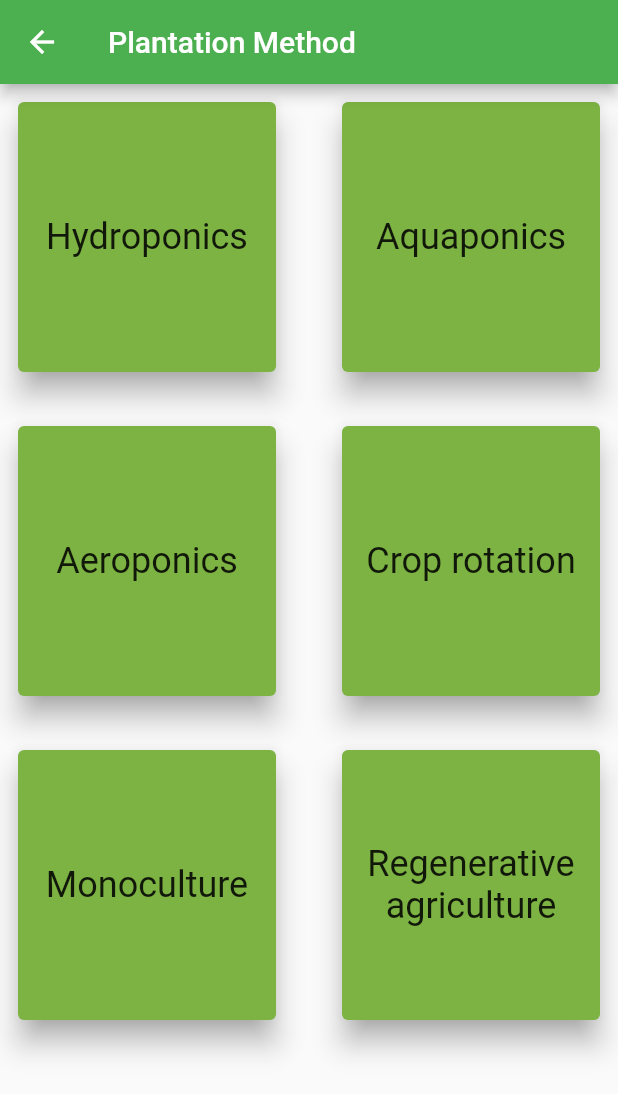
After one commit to vineetsingh-27/flutter_login, a Flutter app: the PlantationMethod screen opened by its route, on a phone screen of 412 x 824 dp. The commit adds this screen. Shown: the top 1094 px of the screen. Run offline on Flutter 3.47's test engine with Material 2 defaults, Android fonts, the phone set to English and light mode, and no system bars; our stand-ins replace carousel_slider, firebase_auth, firebase_core, geolocator, get, pinput and 2 more; accounts and stored records are empty.

```diff
--- a/lib/main.dart
+++ b/lib/main.dart
@@ -1,5 +1,6 @@
 import 'package:flutter/material.dart';
 import 'package:firebase_core/firebase_core.dart';
+import 'package:flutter_login/widget/plantation_method.dart';
 
 import 'screens/auth/otp.dart';
 import 'screens/auth/register.dart';
@@ -35,6 +36,7 @@ class MyApp extends StatelessWidget {
         'otp': (context) => const MyOtp(),
         'home': (context) => const Home(),
         'weather': (context) => const MyWeather(),
+        'plantation' :(context) => const PlantationMethod(),
         'calculator': (context) => const MyCalculator(),
         'news': (context) => const MyNews(),
         'fruits': (context) => const MyFruits(),
--- /dev/null
+++ b/lib/widget/plantation_method.dart
@@ -0,0 +1,103 @@
+import 'package:flutter/material.dart';
+import 'package:webview_flutter/webview_flutter.dart';
+
+class PlantationMethod extends StatefulWidget {
+  const PlantationMethod({super.key});
+
+  @override
+  State<PlantationMethod> createState() => _PlantationMethodState();
+}
+
+class _PlantationMethodState extends State<PlantationMethod> {
+  final List<Map<String, String>> plantationMethod = [
+    {
+      'title': 'Hydroponics',
+      'url': 'https://www.verticalroots.com/the-what-and-why-of-hydroponic-farming/',
+    },
+    {
+      'title': 'Aquaponics',
+      'url': 'https://gogreenaquaponics.com/blogs/news/what-is-aquaponics-and-how-does-it-work',
+    },
+    {
+      'title': 'Aeroponics',
+      'url': 'https://www.trees.com/gardening-and-landscaping/aeroponic',
+    },
+    {
+      'title': 'Crop rotation',
+      'url': 'https://rodaleinstitute.org/why-organic/organic-farming-practices/crop-rotations/',
+    },
+    {
+      'title': 'Monoculture',
+      'url': 'https://eos.com/blog/monoculture-farming/',
+    },
+    {
+      'title': 'Regenerative agriculture',
+      'url': 'https://www.syngentagroup.com/en/regenerative-agriculture',
+    },
+    // Add more schemes as needed
+  ];
+
+  @override
+  Widget build(BuildContext context) {
+    return Scaffold(
+      appBar: AppBar(
+        title: const Text("Plantation Method"),
+        backgroundColor: Colors.green,
+      ),
+      body: GridView.builder(
+          gridDelegate: const SliverGridDelegateWithFixedCrossAxisCount(
+              crossAxisCount: 2,
+              childAspectRatio: 0.5 / 0.5,
+              crossAxisSpacing: 20,
+              mainAxisSpacing: 20),
+          itemCount: plantationMethod.length,
+          itemBuilder: (BuildContext context, index) {
+            return Padding(
+              padding: const EdgeInsets.only(top: 8.0, left: 8.0, right: 8.0),
+              child: InkWell(
+                onTap: () => Navigator.push(
+                    context,
+                    MaterialPageRoute(
+                      builder: (context) =>
+                          PlantationWebView(plantationMethod[index]['url']!),
+                    )),
+                child: Card(
+                  elevation: 8,
+                  shadowColor: Colors.grey,
+                  color: Colors.lightGreen.shade600,
+                  child: Center(
+                    child: Text(
+                      plantationMethod[index]["title"]!,
+                      textAlign: TextAlign.center,
+                      style: const TextStyle(
+                        fontSize: 24,
+                      ),
+                    ),
+                  ),
+                ),
+              ),
+            );
+          }),
+    );
+  }
+}
+
+class PlantationWebView extends StatelessWidget {
+  final String url;
+
+  const PlantationWebView(this.url, {Key? key}) : super(key: key);
+
+  @override
+  Widget build(BuildContext context) {
+    return Scaffold(
+      appBar: AppBar(
+        title: const Text('Plantation Details'),
+        backgroundColor: Colors.blue,
+      ),
+      body: WebView(
+        initialUrl: url,
+        javascriptMode: JavascriptMode.unrestricted,
+      ),
+    );
+  }
+}
```
Also changed, not shown: lib/screens/yojna/yojna_list.dart (+11 -5 lines), lib/widget/categories.dart (+11 -1 lines).
